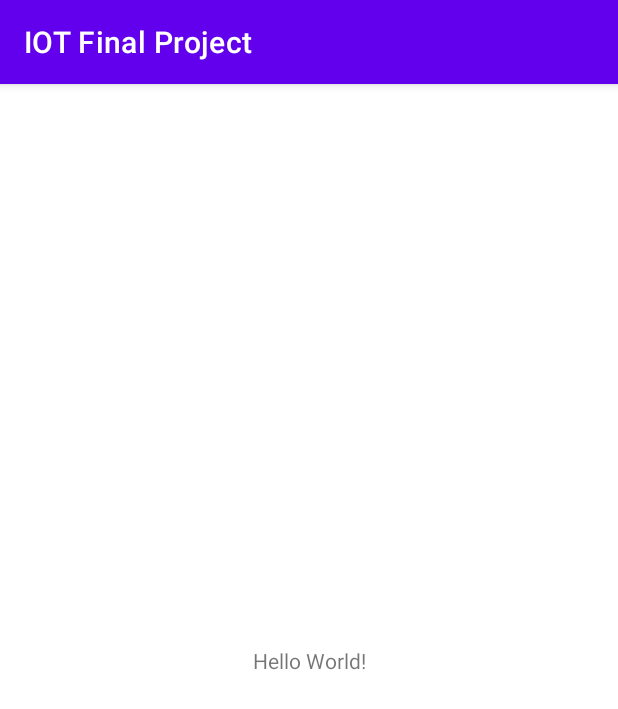
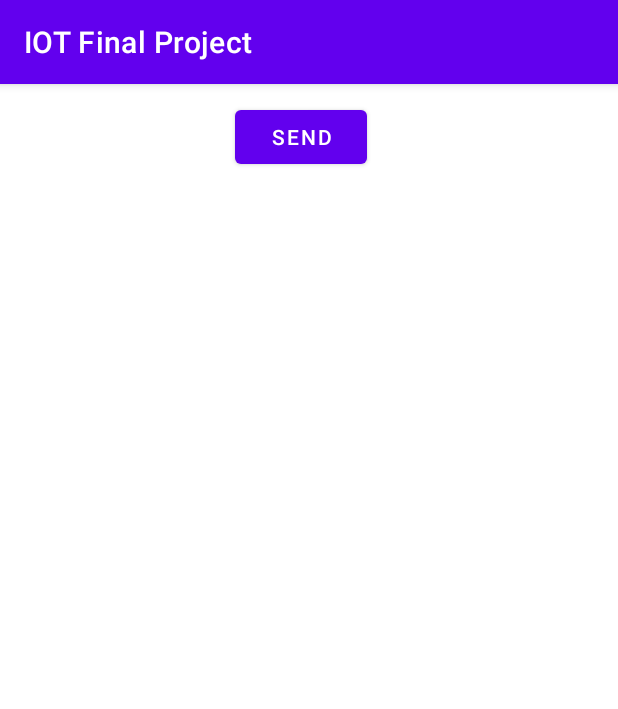
Before and after one commit to lilypan26/HealthBuddy, an Android app: the screen it shows after launch (MainActivity), on a phone screen of 412 x 824 dp. Shown: the top 709 px of the screen. Run offline under Robolectric (Android 15) with nearby library versions, the phone set to English and light mode, and no system bars.

Commit message:
connected raspberry pi and android app

```diff
--- a/app/src/main/AndroidManifest.xml
+++ b/app/src/main/AndroidManifest.xml
@@ -1,6 +1,8 @@
 <?xml version="1.0" encoding="utf-8"?>
 <manifest xmlns:android="http://schemas.android.com/apk/res/android"
     package="com.example.iotfinalproject">
+
+    <uses-permission android:name="android.permission.INTERNET" />
 
     <application
         android:allowBackup="true"
--- a/app/src/main/java/com/example/iotfinalproject/MainActivity.java
+++ b/app/src/main/java/com/example/iotfinalproject/MainActivity.java
@@ -1,14 +1,69 @@
 package com.example.iotfinalproject;
+
+import android.os.Bundle;
+import android.os.Handler;
+import android.view.View;
+import android.widget.Button;
+import android.widget.EditText;
+import android.widget.TextView;
 
 import androidx.appcompat.app.AppCompatActivity;
 
-import android.os.Bundle;
+import java.io.BufferedReader;
+import java.io.IOException;
+import java.io.InputStreamReader;
+import java.io.OutputStream;
+import java.io.PrintWriter;
+import java.net.Socket;
 
-public class MainActivity extends AppCompatActivity {
+public class MainActivity extends AppCompatActivity implements View.OnClickListener {
+
+    private TextView mTextViewReplyFromServer;
+    private EditText mEditTextSendMessage;
 
     @Override
     protected void onCreate(Bundle savedInstanceState) {
         super.onCreate(savedInstanceState);
         setContentView(R.layout.activity_main);
+
+        Button buttonSend = (Button) findViewById(R.id.btn_send);
+        mTextViewReplyFromServer = (TextView) findViewById(R.id.tv_reply_from_server);
+
+        buttonSend.setOnClickListener(this);
+    }
+
+    @Override
+    public void onClick(View v) {
+
+        switch (v.getId()) {
+
+            case R.id.btn_send:
+                sendMessage();
+                break;
+        }
+    }
+
+    private void sendMessage() {
+        final Handler handler = new Handler();
+        Thread thread = new Thread(new Runnable() {
+            @Override
+            public void run() {
+                try {
+                    Socket s = new Socket("100.71.88.14", 65432);
+
+                    PrintWriter out = new PrintWriter(s.getOutputStream(), true);
+                    BufferedReader in = new BufferedReader(new InputStreamReader(s.getInputStream()));
+                    String response = in.readLine();
+
+                    System.out.println("GSR sensor value: " + response);
+
+                    s.close();
+                } catch (IOException e) {
+                    e.printStackTrace();
+                }
+            }
+        });
+
+        thread.start();
     }
 }
--- a/app/src/main/res/layout/activity_main.xml
+++ b/app/src/main/res/layout/activity_main.xml
@@ -1,18 +1,40 @@
 <?xml version="1.0" encoding="utf-8"?>
-<androidx.constraintlayout.widget.ConstraintLayout xmlns:android="http://schemas.android.com/apk/res/android"
-    xmlns:app="http://schemas.android.com/apk/res-auto"
-    xmlns:tools="http://schemas.android.com/tools"
+
+<RelativeLayout xmlns:android="http://schemas.android.com/apk/res/android"
     android:layout_width="match_parent"
-    android:layout_height="match_parent"
-    tools:context=".MainActivity">
+    android:layout_height="match_parent">
 
-    <TextView
-        android:layout_width="wrap_content"
+    <TableRow
+        android:id="@+id/tr_send_message"
+        android:layout_width="match_parent"
         android:layout_height="wrap_content"
-        android:text="Hello World!"
-        app:layout_constraintBottom_toBottomOf="parent"
-        app:layout_constraintLeft_toLeftOf="parent"
-        app:layout_constraintRight_toRightOf="parent"
-        app:layout_constraintTop_toTopOf="parent" />
+        android:gravity="center"
+        android:layout_alignParentLeft="true"
+        android:layout_alignParentStart="true"
+        android:layout_alignParentTop="true"
+        android:layout_marginTop="11dp">
 
-</androidx.constraintlayout.widget.ConstraintLayout>
+        <Button
+            android:id="@+id/btn_send"
+            android:layout_width="wrap_content"
+            android:layout_height="wrap_content"
+            android:layout_marginRight="10dp"
+            android:text="Send" />
+    </TableRow>
+
+    <ScrollView
+        android:layout_width="match_parent"
+        android:layout_height="match_parent"
+        android:layout_alignParentLeft="true"
+        android:layout_alignParentStart="true"
+        android:layout_below="@+id/tr_send_message"
+        android:layout_marginTop="25dp"
+        android:id="@+id/scrollView2">
+
+        <TextView
+            android:id="@+id/tv_reply_from_server"
+            android:layout_width="match_parent"
+            android:layout_height="wrap_content"
+            android:orientation="vertical" />
+    </ScrollView>
+</RelativeLayout>
```
